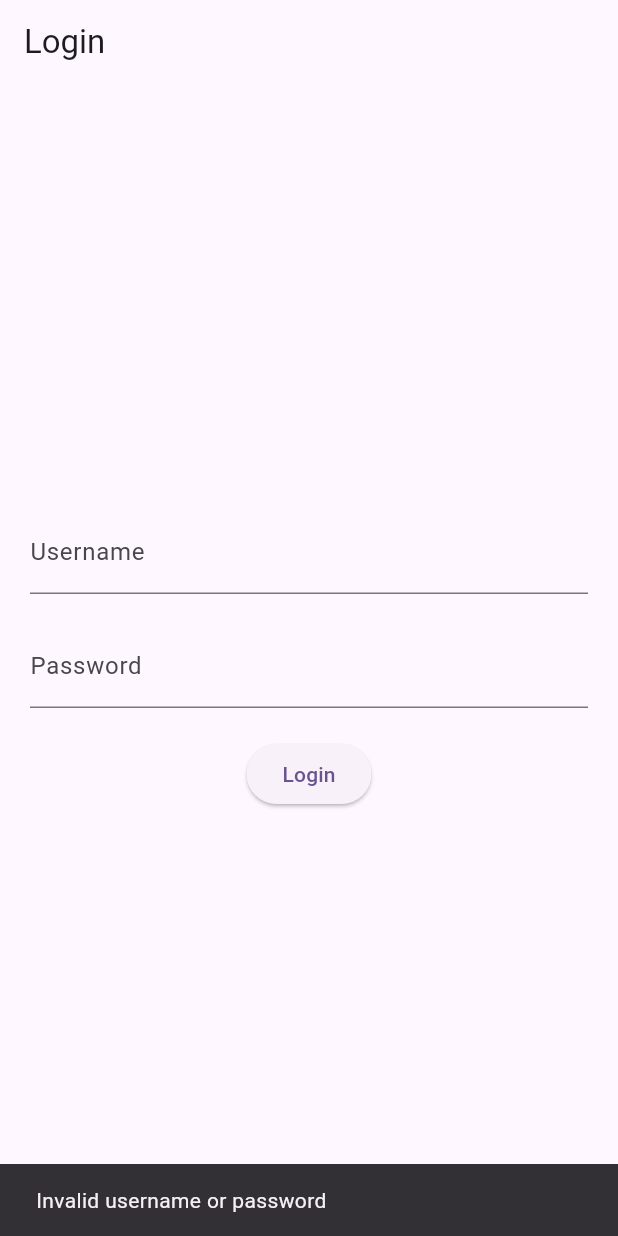
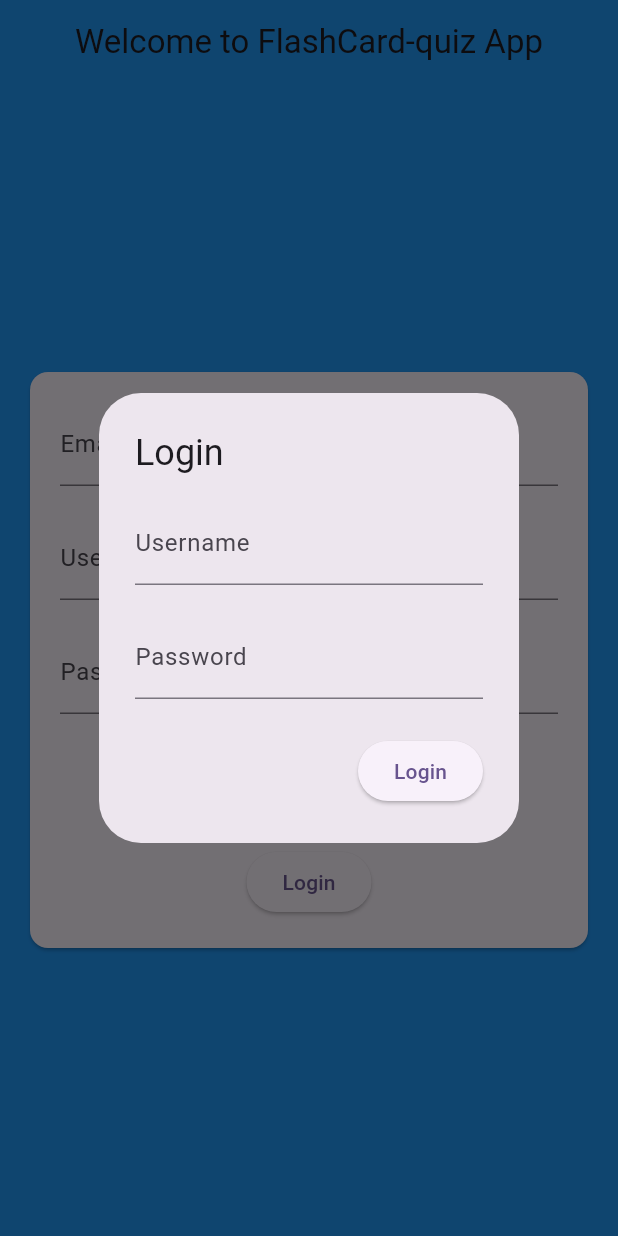
Before and after one commit to tsitsi7/Flutter-FlashCard-app, a Flutter app: the screen it shows after launch, after a tap on "Login", on a phone screen of 412 x 824 dp. Run offline on Flutter 3.47's test engine with Material 3 defaults, Android fonts, the phone set to English and light mode, and no system bars; our stand-ins replace appinio_swiper, flip_card, shared_preferences.

Commit message:
updated login page

```diff
--- a/lib/views/login_screen.dart
+++ b/lib/views/login_screen.dart
@@ -1,4 +1,5 @@
 import 'package:flutter/material.dart';
+import 'package:shared_preferences/shared_preferences.dart';
 
 class LoginPage extends StatefulWidget {
   @override
@@ -6,29 +7,47 @@ class LoginPage extends StatefulWidget {
 }
 
 class _LoginPageState extends State<LoginPage> {
-  TextEditingController _usernameController = TextEditingController();
-  TextEditingController _passwordController = TextEditingController();
+  TextEditingController _signupEmailController = TextEditingController();
+  TextEditingController _signupUsernameController = TextEditingController();
+  TextEditingController _signupPasswordController = TextEditingController();
+  TextEditingController _loginUsernameController = TextEditingController();
+  TextEditingController _loginPasswordController = TextEditingController();
 
   @override
   Widget build(BuildContext context) {
     return Scaffold(
       appBar: AppBar(
-        title: Text('Login'),
+        title: Text('Welcome to FlashCard-quiz App'),
+        centerTitle: true,
+        backgroundColor: Colors.blue,
       ),
-      body: Padding(
+      body: Container(
+        color: Colors.blue,
+        child: Center(
+          child: Card(
+            margin: EdgeInsets.all(20.0),
+            child: Padding(
               padding: EdgeInsets.all(20.0),
               child: Column(
-          mainAxisAlignment: MainAxisAlignment.center,
+                mainAxisSize: MainAxisSize.min,
                 children: [
+                  // Sign-up Fields
                   TextField(
-              controller: _usernameController,
+                    controller: _signupEmailController,
+                    decoration: InputDecoration(
+                      labelText: 'Email',
+                    ),
+                  ),
+                  SizedBox(height: 20.0),
+                  TextField(
+                    controller: _signupUsernameController,
                     decoration: InputDecoration(
                       labelText: 'Username',
                     ),
                   ),
                   SizedBox(height: 20.0),
                   TextField(
-              controller: _passwordController,
+                    controller: _signupPasswordController,
                     decoration: InputDecoration(
                       labelText: 'Password',
                     ),
@@ -37,22 +56,136 @@ class _LoginPageState extends State<LoginPage> {
                   SizedBox(height: 20.0),
                   ElevatedButton(
                     onPressed: () {
-                String username = _usernameController.text;
-                String password = _passwordController.text;
-                if (username == 'your_username' &&
-                    password == 'your_password') {
-                  Navigator.pushReplacementNamed(context, '/home_screen');
-                } else {
-                  ScaffoldMessenger.of(context).showSnackBar(
-                    SnackBar(content: Text('Invalid username or password')),
-                  );
-                }
+                      signUp();
+                    },
+                    child: Text('Sign Up'),
+                  ),
+                  SizedBox(height: 20.0),
+                  // Login Fields
+                  ElevatedButton(
+                    onPressed: () {
+                      showLoginDialog(); // Show login dialog when "Login" is pressed
                     },
                     child: Text('Login'),
                   ),
                 ],
               ),
             ),
+          ),
+        ),
+      ),
+    );
+  }
+
+  void signUp() async {
+    String email = _signupEmailController.text.trim();
+    String username = _signupUsernameController.text.trim();
+    String password = _signupPasswordController.text.trim();
+
+    // Basic validation
+    if (email.isEmpty || username.isEmpty || password.isEmpty) {
+      ScaffoldMessenger.of(context).showSnackBar(
+        SnackBar(
+          content: Text('Please fill in all fields'),
+        ),
+      );
+      return;
+    }
+
+    // Save user details locally using SharedPreferences
+    SharedPreferences prefs = await SharedPreferences.getInstance();
+    prefs.setString('email', email);
+    prefs.setString('username', username);
+    prefs.setString('password', password);
+
+    // Show success message
+    ScaffoldMessenger.of(context).showSnackBar(
+      SnackBar(
+        content: Text('Sign-up successful!'),
+      ),
+    );
+  }
+
+  void showLoginDialog() {
+    showDialog(
+      context: context,
+      builder: (BuildContext context) {
+        return AlertDialog(
+          title: Text('Login'),
+          content: Column(
+            mainAxisSize: MainAxisSize.min,
+            children: [
+              TextField(
+                controller: _loginUsernameController,
+                decoration: InputDecoration(
+                  labelText: 'Username',
+                ),
+              ),
+              SizedBox(height: 20.0),
+              TextField(
+                controller: _loginPasswordController,
+                decoration: InputDecoration(
+                  labelText: 'Password',
+                ),
+                obscureText: true,
+              ),
+            ],
+          ),
+          actions: [
+            ElevatedButton(
+              onPressed: () {
+                Navigator.pop(context); // Close the dialog
+                login();
+              },
+              child: Text('Login'),
+            ),
+          ],
+        );
+      },
+    );
+  }
+
+  void login() async {
+    String username = _loginUsernameController.text.trim();
+    String password = _loginPasswordController.text;
+
+    // Basic validation
+    if (username.isEmpty || password.isEmpty) {
+      ScaffoldMessenger.of(context).showSnackBar(
+        SnackBar(
+          content: Text('Please enter both username and password'),
+        ),
+      );
+      return;
+    }
+    // Fetch stored username and password for authentication
+    SharedPreferences prefs = await SharedPreferences.getInstance();
+    String storedUsername = prefs.getString('username') ?? '';
+    String storedPassword = prefs.getString('password') ?? '';
+    // Authenticate user
+    if (username == storedUsername && password == storedPassword) {
+      ScaffoldMessenger.of(context).showSnackBar(
+        SnackBar(
+          content: Text('Login successful!'),
+        ),
+      );
+      Navigator.pushReplacementNamed(context, '/home_screen');
+    } else {
+      ScaffoldMessenger.of(context).showSnackBar(
+        SnackBar(
+          content: Text('Invalid username or password'),
+        ),
+      );
+    }
+    // Implement your login logic here
+    // For now, let's assume a successful login
+    // Here you can check against stored credentials or make API requests
+
+    // Show success message
+    ScaffoldMessenger.of(context).showSnackBar(
+      SnackBar(
+        content: Text('Login successful!'),
+      ),
     );
   }
 }
```
Lines whose indentation alone changed are shown as unchanged.
